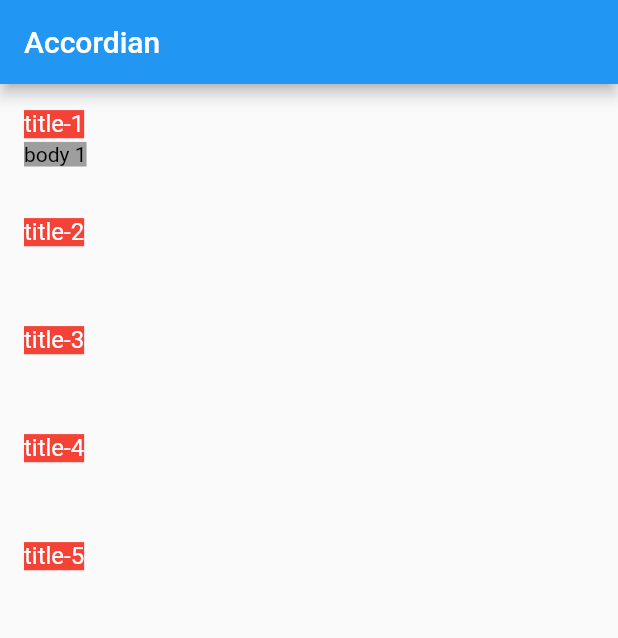
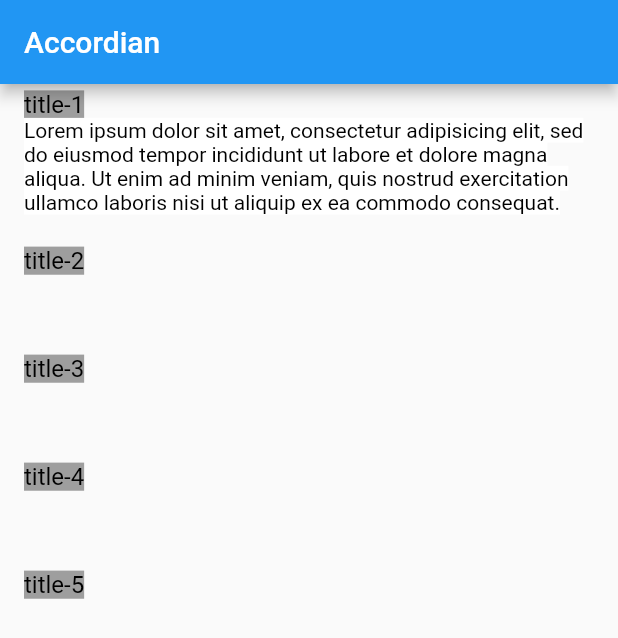
Before and after one commit to Kartik-Excellence/assignment1, a Flutter app: the screen it shows after launch, after a tap on "title-1", on a phone screen of 412 x 824 dp. Shown: the top 638 px of the screen. Run offline on Flutter 3.47's test engine with Material 2 defaults, Android fonts, the light colour scheme and no system bars.

Commit message:
basic layout

```diff
--- a/lib/screen/mylist.dart
+++ b/lib/screen/mylist.dart
@@ -18,7 +18,7 @@ class _MyListState extends State<MyList> {
     'title-5'
   ];
   List<String> body = <String>[
-    'body 1',
+    'Lorem ipsum dolor sit amet, consectetur adipisicing elit, sed do eiusmod tempor incididunt ut labore et dolore magna aliqua. Ut enim ad minim veniam, quis nostrud exercitation ullamco laboris nisi ut aliquip ex ea commodo consequat.',
     'body 2',
     'body 3',
     'body 4',
@@ -40,6 +40,7 @@ class _MyListState extends State<MyList> {
       home: Scaffold(
         appBar: AppBar(
           title: Text('Accordian'),
+
         ),
         body: ListView.builder(
           itemCount: title.length,
@@ -50,7 +51,7 @@ class _MyListState extends State<MyList> {
                   title: Text(
                     '${title[index]}',
                     style: TextStyle(
-                        color: Colors.white, backgroundColor: Colors.red),
+                        color: Colors.black, backgroundColor: Colors.grey),
                   ),
                   onTap: () {
                     //print('ontapfires${title[index]}');
@@ -66,7 +67,7 @@ class _MyListState extends State<MyList> {
                           child: Text(
                             body[titleINdex],
                             style: TextStyle(
-                                backgroundColor: Colors.grey,
+                                backgroundColor: Colors.white,
                                 color: Colors.black),
                           ),
                         )
```
